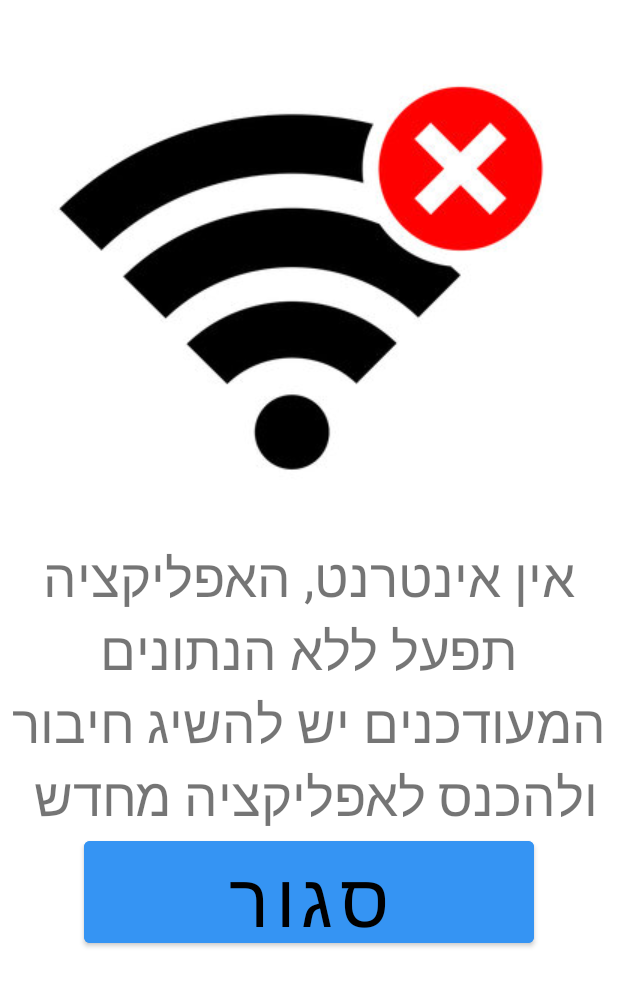
After one commit to nitai234/WikyBotany, an Android app: the layout dialog_no_internet.xml on its own in the app's theme, with its tools: preview values and no code run, on a phone screen of 412 x 824 dp. The commit adds this screen. Shown: the top 986 px of the screen. Run offline under Robolectric (Android 15) with nearby library versions, the phone set to English and light mode, and no system bars.

Commit message:
הסוף!!!

```diff
--- a/app/src/main/AndroidManifest.xml
+++ b/app/src/main/AndroidManifest.xml
@@ -10,9 +10,9 @@
         android:allowBackup="true"
         android:dataExtractionRules="@xml/data_extraction_rules"
         android:fullBackupContent="@xml/backup_rules"
-        android:icon="@mipmap/iconplant"
+        android:icon="@mipmap/ic_plant"
         android:label="Wiky Botany"
-        android:roundIcon="@mipmap/iconplant"
+        android:roundIcon="@mipmap/ic_plant_round"
         android:supportsRtl="true"
         android:theme="@style/Theme.WikyBotany"
         tools:targetApi="31">
--- a/app/src/main/res/layout/activity_details_screen3.xml
+++ b/app/src/main/res/layout/activity_details_screen3.xml
@@ -5,7 +5,7 @@
     android:layout_width="match_parent"
     android:layout_height="match_parent"
     android:orientation="vertical"
-    android:background="@drawable/details_back"
+    android:background="@drawable/details_back2"
     tools:context=".Details_screen3">
 
 
--- a/app/src/main/res/layout/dialog_filters.xml
+++ b/app/src/main/res/layout/dialog_filters.xml
@@ -40,7 +40,7 @@
                     android:textSize="20sp" />
 
                 <RadioGroup
-                    android:id="@+id/RGpickTime"
+                    android:id="@+id/RGplantTime"
                     android:layout_width="wrap_content"
                     android:layout_height="wrap_content">
 
@@ -93,7 +93,7 @@
                     android:textSize="20sp" />
 
                 <RadioGroup
-                    android:id="@+id/RGplntTime"
+                    android:id="@+id/RGpickTime"
                     android:layout_width="wrap_content"
                     android:layout_height="wrap_content">
 
@@ -316,7 +316,7 @@
                 android:id="@+id/BTDback"
                 android:layout_gravity="center"
                 android:backgroundTint="#939393"
-                android:text="סגור ואפס"
+                android:text="סגור"
                 android:textSize="25dp"
                 android:textColor="#FFFFFF"
                 />
--- /dev/null
+++ b/app/src/main/res/layout/dialog_no_internet.xml
@@ -0,0 +1,29 @@
+<?xml version="1.0" encoding="utf-8"?>
+<LinearLayout xmlns:android="http://schemas.android.com/apk/res/android"
+    android:layout_width="match_parent"
+    android:layout_height="match_parent"
+    android:orientation="vertical">
+    <ImageView
+        android:layout_width="wrap_content"
+        android:layout_height="wrap_content"
+        android:layout_gravity="center"
+        android:background="@drawable/no_wifi"/>
+    <TextView
+        android:layout_width="wrap_content"
+        android:layout_height="wrap_content"
+        android:layout_gravity="center"
+        android:text="אין אינטרנט, האפליקציה תפעל ללא הנתונים המעודכנים יש להשיג חיבור ולהכנס לאפליקציה מחדש "
+        android:textSize="35sp"
+        android:gravity="center"
+        />
+    <Button
+        android:id="@+id/BTDclose"
+        android:layout_width="300dp"
+        android:layout_height="80dp"
+        android:layout_gravity="center"
+        android:gravity="center"
+        android:backgroundTint="#3594F3"
+        android:text="סגור"
+        android:textSize="50dp"
+        android:textColor="#000000"/>
+</LinearLayout>
```
Also changed, not shown: app/src/main/java/com/example/wikybotany/AppHelp.java (+27 -6 lines), app/src/main/java/com/example/wikybotany/MainActivity.java (+81 -47 lines), app/src/main/java/com/example/wikybotany/PlantList_screen2.java (+56 -8 lines), app/src/main/java/com/example/wikybotany/SQLiteHelper.java (+23 -0 lines), app/src/main/res/drawable/details_back1.png (added), app/src/main/res/drawable/details_back2.png (added), app/src/main/res/drawable/no_wifi.png (added), app/src/main/res/mipmap-hdpi/iconplant.jpeg (deleted).
